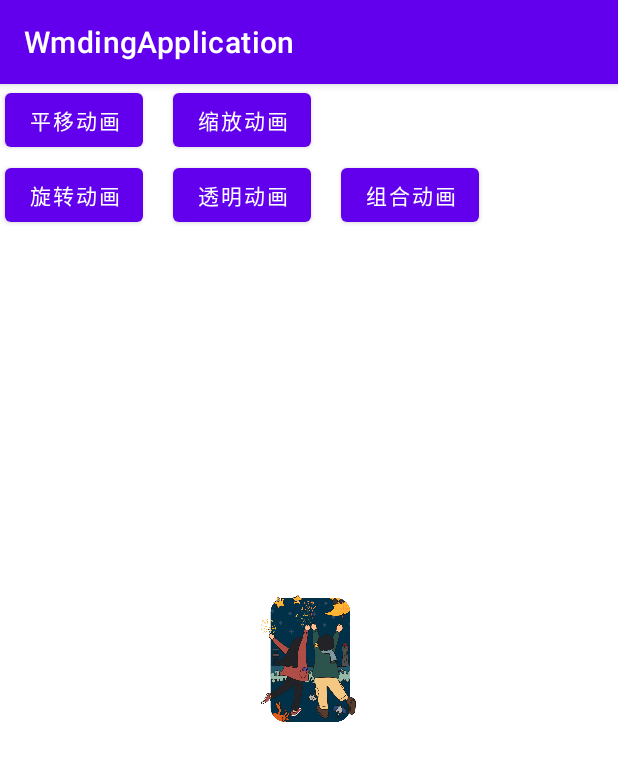
After one commit to wmdkanhai/WmdingApplication, an Android app: the ViewAnimationActivity screen opened directly, with no data from a screen before it, on a phone screen of 412 x 824 dp. The commit adds this screen. Shown: the top 761 px of the screen. Run offline under Robolectric (Android 15) with nearby library versions, the phone set to English and light mode, and no system bars.

Commit message:
add：添加View动画相关代码

```diff
--- a/animationlib/src/main/AndroidManifest.xml
+++ b/animationlib/src/main/AndroidManifest.xml
@@ -3,8 +3,9 @@
         package="com.wmding.animationlib">
 
     <application>
-        <activity android:name=".PropertyAnimationActivity"></activity>
+        <activity android:name=".PropertyAnimationActivity" />
         <activity android:name=".AnimationActivity" />
+        <activity android:name=".ViewAnimationActivity"/>
     </application>
 
 </manifest>
--- a/animationlib/src/main/java/com/wmding/animationlib/AnimationActivity.java
+++ b/animationlib/src/main/java/com/wmding/animationlib/AnimationActivity.java
@@ -19,4 +19,10 @@ public class AnimationActivity extends AppCompatActivity {
         Intent intent = new Intent(this, PropertyAnimationActivity.class);
         startActivity(intent);
     }
+
+    //View动画
+    public void viewAnimation(View view) {
+        Intent intent = new Intent(this, ViewAnimationActivity.class);
+        startActivity(intent);
+    }
 }
--- /dev/null
+++ b/animationlib/src/main/java/com/wmding/animationlib/ViewAnimationActivity.java
@@ -0,0 +1,101 @@
+package com.wmding.animationlib;
+
+import androidx.appcompat.app.AppCompatActivity;
+
+import android.os.Bundle;
+import android.view.View;
+import android.view.animation.AlphaAnimation;
+import android.view.animation.Animation;
+import android.view.animation.AnimationUtils;
+import android.widget.ImageView;
+
+
+/**
+ * @author wmding
+ * @date 1/22/22
+ * @describe View动画
+ * View动画可实现基本的动画：
+ * 1、平移
+ * 2、缩放
+ * 3、旋转
+ * 4、透明度
+ * <p>
+ * 实现方式有2种：
+ * 1、使用XML的方式
+ * 2、使用Java代码的方式
+ */
+
+public class ViewAnimationActivity extends AppCompatActivity {
+
+    private ImageView imageView;
+
+    @Override
+    protected void onCreate(Bundle savedInstanceState) {
+        super.onCreate(savedInstanceState);
+        setContentView(R.layout.activity_view_animation);
+
+        initView();
+    }
+
+    private void initView() {
+        imageView = findViewById(R.id.image);
+    }
+
+    /**
+     * 平移动画
+     *
+     * @param view
+     */
+    public void translate(View view) {
+        Animation animation = AnimationUtils.loadAnimation(this, R.anim.translate);
+        imageView.startAnimation(animation);
+    }
+
+    /**
+     * 缩放动画
+     *
+     * @param view
+     */
+    public void scale(View view) {
+        Animation animation = AnimationUtils.loadAnimation(this, R.anim.scale);
+        imageView.startAnimation(animation);
+    }
+
+    /**
+     * 旋转动画
+     *
+     * @param view
+     */
+    public void rotate(View view) {
+        Animation animation = AnimationUtils.loadAnimation(this, R.anim.rotate);
+        imageView.startAnimation(animation);
+    }
+
+
+    /**
+     * 透明度动画
+     *
+     * @param view
+     */
+    public void alpha(View view) {
+
+        // 使用XML的形式，通过加载XML进行设置动画
+//        Animation animation = AnimationUtils.loadAnimation(this, R.anim.alpha);
+//        imageView.startAnimation(animation);
+
+        // 使用Java代码的形式设置动画
+        AlphaAnimation alphaAnimation = new AlphaAnimation(1, 0);
+        alphaAnimation.setDuration(3000);
+        imageView.startAnimation(alphaAnimation);
+    }
+
+    /**
+     * 组合动画
+     *
+     * @param view
+     */
+    public void combination(View view) {
+        Animation animation = AnimationUtils.loadAnimation(this, R.anim.combination);
+        imageView.startAnimation(animation);
+    }
+}
--- /dev/null
+++ b/animationlib/src/main/res/anim/alpha.xml
@@ -0,0 +1,10 @@
+<?xml version="1.0" encoding="utf-8"?>
+<alpha xmlns:android="http://schemas.android.com/apk/res/android"
+        android:duration="3000"
+        android:startOffset="500"
+        android:fillBefore="true"
+
+        android:fromAlpha="1.0"
+        android:toAlpha="0.0">
+
+</alpha>
--- /dev/null
+++ b/animationlib/src/main/res/anim/combination.xml
@@ -0,0 +1,38 @@
+<?xml version="1.0" encoding="utf-8"?>
+<set xmlns:android="http://schemas.android.com/apk/res/android"
+
+        android:duration="3000"
+        android:fillBefore="true"
+        android:repeatCount="0"
+        android:repeatMode="restart"
+        android:shareInterpolator="true"
+        >
+
+    <translate
+            android:fromXDelta="0"
+            android:toXDelta="250"
+            android:fromYDelta="0"
+            android:toYDelta="-250"
+            android:duration="3000"
+            >
+    </translate>
+
+
+    <rotate
+            android:pivotX="50%"
+            android:pivotY="50%"
+            android:duration="3000"
+            android:fromDegrees="0"
+            android:toDegrees="30"
+            >
+    </rotate>
+
+
+    <!--<alpha-->
+    <!--android:duration="3000"-->
+    <!--android:fromAlpha="1.0"-->
+    <!--android:toAlpha="0.5"-->
+    <!--/>-->
+
+
+</set>
--- /dev/null
+++ b/animationlib/src/main/res/anim/rotate.xml
@@ -0,0 +1,13 @@
+<?xml version="1.0" encoding="utf-8"?>
+<rotate xmlns:android="http://schemas.android.com/apk/res/android"
+        android:duration="3000"
+        android:repeatCount="2"
+        android:repeatMode="restart"
+        android:fillBefore="true"
+
+        android:fromDegrees="0"
+        android:toDegrees="360"
+        android:pivotX="50%"
+        android:pivotY="50%">
+
+</rotate>
--- /dev/null
+++ b/animationlib/src/main/res/anim/scale.xml
@@ -0,0 +1,17 @@
+<?xml version="1.0" encoding="utf-8"?>
+<scale xmlns:android="http://schemas.android.com/apk/res/android"
+
+        android:duration="3000"
+        android:repeatCount="2"
+        android:fillBefore="true"
+        android:repeatMode="restart"
+
+        android:fromXScale="0"
+        android:toXScale="2"
+        android:fromYScale="0"
+        android:toYScale="2"
+        android:pivotX="50%"
+        android:pivotY="50%">
+
+
+</scale>
--- /dev/null
+++ b/animationlib/src/main/res/anim/translate.xml
@@ -0,0 +1,19 @@
+<?xml version="1.0" encoding="utf-8"?>
+<translate xmlns:android="http://schemas.android.com/apk/res/android"
+
+        android:duration="5000"
+        android:startOffset="1000"
+        android:fillBefore="true"
+        android:fillAfter="false"
+        android:fillEnabled="true"
+
+        android:repeatMode="restart"
+        android:repeatCount="3"
+
+        android:fromXDelta="0"
+        android:toXDelta="500"
+
+        android:fromYDelta="0"
+        android:toYDelta="500">
+
+</translate>
--- a/animationlib/src/main/res/layout/activity_animation.xml
+++ b/animationlib/src/main/res/layout/activity_animation.xml
@@ -16,6 +16,18 @@
             app:layout_constraintStart_toStartOf="parent"
             app:layout_constraintTop_toTopOf="parent"
             app:layout_constraintHorizontal_bias="0.01"
-            app:layout_constraintVertical_bias="0.01" />
+            app:layout_constraintVertical_bias="0.01"
+            android:id="@+id/btn_property_animation" />
 
+    <Button
+            android:onClick="viewAnimation"
+            android:text="View动画"
+            android:layout_width="wrap_content"
+            android:layout_height="wrap_content"
+            app:layout_constraintEnd_toEndOf="parent"
+            app:layout_constraintBottom_toBottomOf="parent"
+            app:layout_constraintTop_toTopOf="parent"
+            app:layout_constraintHorizontal_bias="0.01"
+            app:layout_constraintVertical_bias="0.01"
+            app:layout_constraintStart_toEndOf="@+id/btn_property_animation" />
 </androidx.constraintlayout.widget.ConstraintLayout>
--- /dev/null
+++ b/animationlib/src/main/res/layout/activity_view_animation.xml
@@ -0,0 +1,73 @@
+<?xml version="1.0" encoding="utf-8"?>
+<androidx.constraintlayout.widget.ConstraintLayout xmlns:android="http://schemas.android.com/apk/res/android"
+        xmlns:tools="http://schemas.android.com/tools"
+        xmlns:app="http://schemas.android.com/apk/res-auto"
+        android:layout_width="match_parent"
+        android:layout_height="match_parent"
+        tools:context=".ViewAnimationActivity">
+
+    <Button
+            android:onClick="translate"
+            android:text="平移动画"
+            android:layout_width="wrap_content"
+            android:layout_height="wrap_content"
+            android:id="@+id/button"
+            app:layout_constraintTop_toTopOf="parent"
+            app:layout_constraintStart_toStartOf="parent"
+            app:layout_constraintEnd_toEndOf="parent"
+            app:layout_constraintVertical_bias="0.01"
+            app:layout_constraintHorizontal_bias="0.01" />
+
+    <Button
+            android:onClick="scale"
+            android:text="缩放动画"
+            android:layout_width="wrap_content"
+            android:layout_height="wrap_content"
+            android:id="@+id/button2"
+            app:layout_constraintStart_toEndOf="@+id/button"
+            android:layout_marginStart="20dp"
+            app:layout_constraintTop_toTopOf="@+id/button" />
+
+
+    <Button
+            android:onClick="rotate"
+            android:text="旋转动画"
+            android:layout_width="wrap_content"
+            android:layout_height="wrap_content"
+            android:id="@+id/button3"
+            app:layout_constraintStart_toStartOf="@+id/button"
+            android:layout_marginTop="2dp"
+            app:layout_constraintTop_toBottomOf="@+id/button" />
+
+    <Button
+            android:onClick="alpha"
+            android:text="透明动画"
+            android:layout_width="wrap_content"
+            android:layout_height="wrap_content"
+            android:id="@+id/button4"
+            android:layout_marginStart="20dp"
+            app:layout_constraintStart_toEndOf="@+id/button3"
+            app:layout_constraintTop_toTopOf="@+id/button3" />
+
+    <Button
+            android:onClick="combination"
+            android:text="组合动画"
+            android:layout_width="wrap_content"
+            android:layout_height="wrap_content"
+            android:id="@+id/button5"
+            android:layout_marginStart="20dp"
+            app:layout_constraintStart_toEndOf="@+id/button4"
+            app:layout_constraintTop_toTopOf="@+id/button3" />
+
+    <ImageView
+            android:id="@+id/image"
+            android:layout_width="100dp"
+            android:layout_height="100dp"
+            android:src="@drawable/hug_the_sea"
+            app:layout_constraintEnd_toEndOf="parent"
+            app:layout_constraintStart_toStartOf="parent"
+            app:layout_constraintBottom_toBottomOf="parent"
+            app:layout_constraintHorizontal_bias="0.5"
+            app:layout_constraintVertical_bias="0.5"
+            app:layout_constraintTop_toTopOf="parent" />
+</androidx.constraintlayout.widget.ConstraintLayout>
```
Also changed, not shown: animationlib/src/main/res/drawable/hug_the_sea.png (added), 1 other file.
